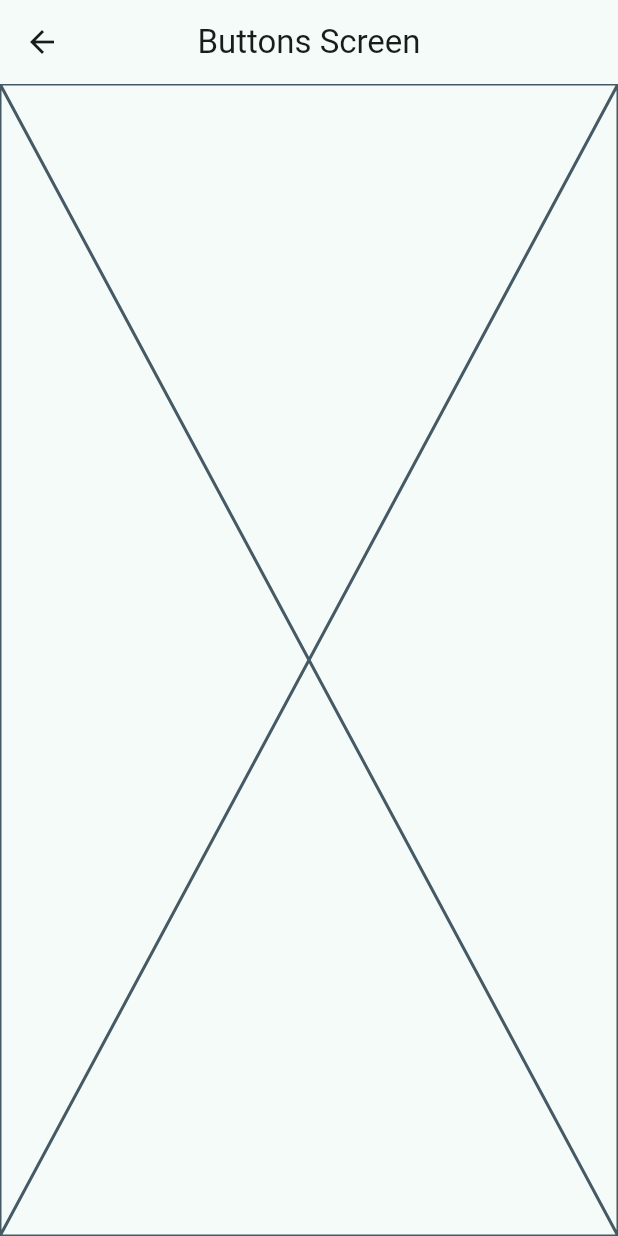
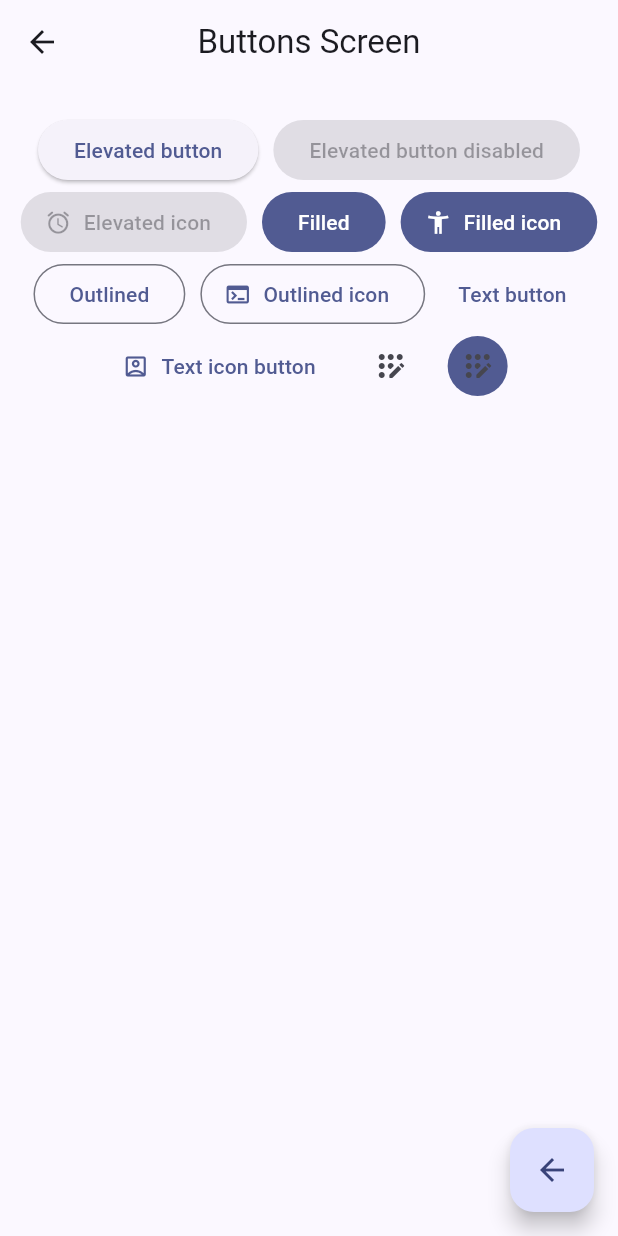
Before and after one commit to FelipeArredond/widgets_app, a Flutter app: the screen it shows after launch, after a tap on "Botones", on a phone screen of 412 x 824 dp. Run offline on Flutter 3.47's test engine with Material 3 defaults, Android fonts, the phone set to English and light mode, and no system bars; our stand-ins replace go_router.

Commit message:
Buttons Screen done

```diff
--- a/lib/main.dart
+++ b/lib/main.dart
@@ -14,7 +14,7 @@ class MainApp extends StatelessWidget {
     return MaterialApp.router(
       routerConfig: appRouter,
       debugShowCheckedModeBanner: false,
-      theme: AppTheme(selectedColor: 1).getTheme()
+      theme: AppTheme(selectedColor: 4).getTheme()
     );
   }
 }
--- a/lib/presentation/screens/buttons/buttons_screen.dart
+++ b/lib/presentation/screens/buttons/buttons_screen.dart
@@ -1,4 +1,7 @@
+// ignore_for_file: prefer_const_constructors
+
 import 'package:flutter/material.dart';
+import 'package:go_router/go_router.dart';
 
 class ButtonsScreen extends StatelessWidget {
 
@@ -12,7 +15,48 @@ class ButtonsScreen extends StatelessWidget {
       appBar:  AppBar(
         title: const Text("Buttons Screen"),
       ),
-      body: const Placeholder(),
+      body: const _ButtonsView(),
+      floatingActionButton: FloatingActionButton(
+        child: const Icon(Icons.arrow_back),
+        onPressed:() {
+          context.pop();
+      },),
     );
   }
 }
+
+class _ButtonsView extends StatelessWidget {
+  const _ButtonsView();
+
+  @override
+  Widget build(BuildContext context) {
+    final colors = Theme.of(context).colorScheme;
+    return SizedBox(
+      width: double.infinity,
+      child: Padding(
+        padding: const EdgeInsets.symmetric(horizontal: 10, vertical: 20),
+        child: SizedBox(
+          child: Wrap(
+            spacing: 10,
+            alignment: WrapAlignment.center,
+            children: [
+              ElevatedButton(onPressed: (){}, child: Text('Elevated button')),
+              ElevatedButton(onPressed: null, child: Text('Elevated button disabled')),
+              ElevatedButton.icon(icon: Icon(Icons.access_alarm_rounded) ,onPressed: null, label: Text('Elevated icon'),),
+              FilledButton(onPressed: (){}, child: Text('Filled')),
+              FilledButton.icon(icon: Icon(Icons.accessibility_new),onPressed: (){}, label: Text('Filled icon')),
+              OutlinedButton(onPressed: (){}, child: Text('Outlined')),
+              OutlinedButton.icon(icon: Icon(Icons.terminal), onPressed: (){}, label: Text('Outlined icon')),
+              TextButton(onPressed: (){}, child: Text('Text button')),
+              TextButton.icon(icon: Icon(Icons.account_box_outlined), onPressed: (){}, label: Text('Text icon button')),
+              IconButton(onPressed: (){}, icon: Icon(Icons.app_registration_rounded)),
+              IconButton(onPressed: (){}, icon: Icon(Icons.app_registration_rounded), style: ButtonStyle(
+                backgroundColor: WidgetStatePropertyAll(colors.primary)
+              )),
+            ],
+          )
+        ),
+      ),
+    );
+  }
+}
```
